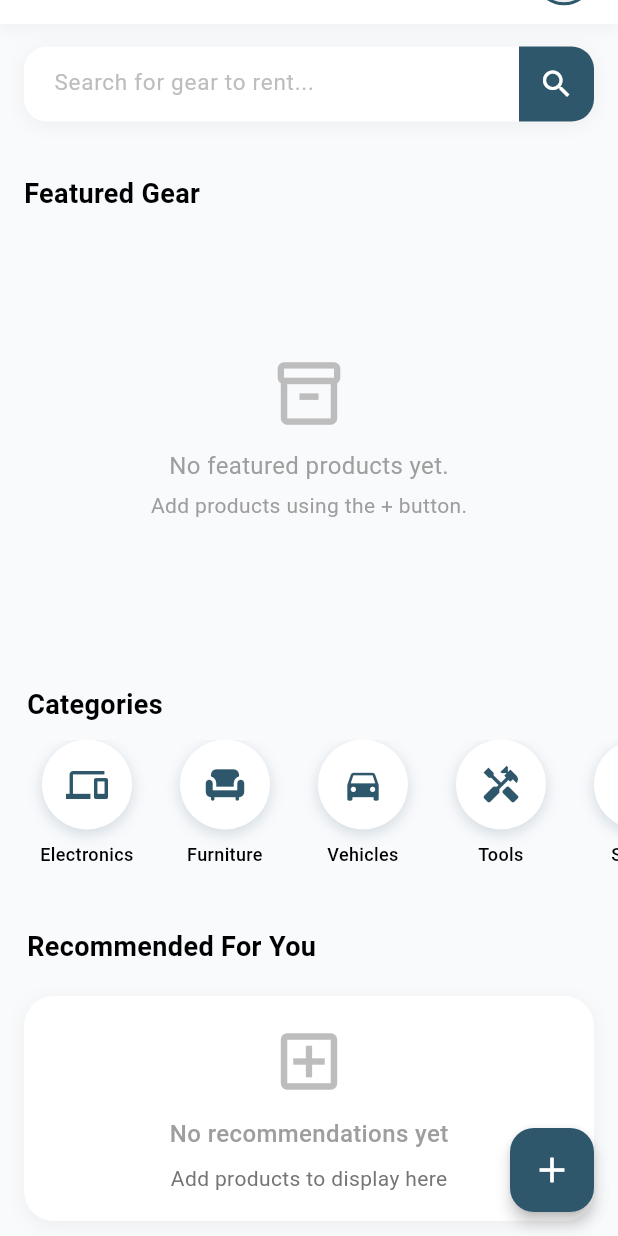
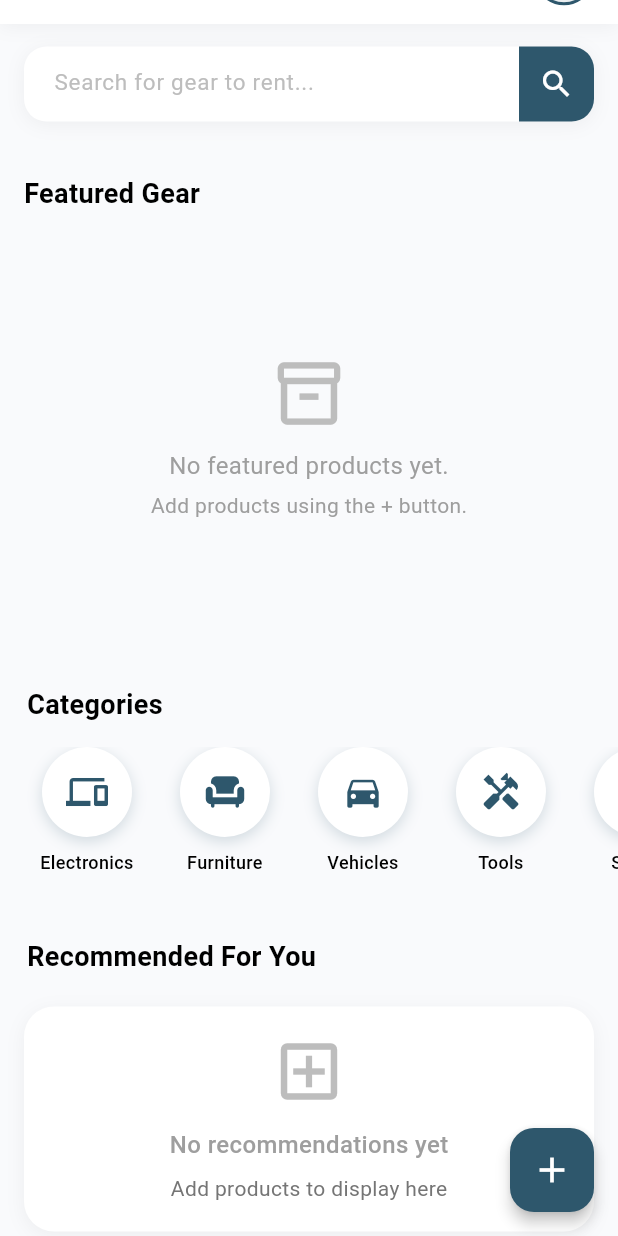
Before and after one commit to RushirajRavalji/GearCare, a Flutter app: the Home screen opened directly, scrolled down 49 dp, on a phone screen of 412 x 824 dp. Run offline on Flutter 3.47's test engine with Material 3 defaults, Android fonts, the phone set to English and light mode, and no system bars; our stand-ins replace cloud_firestore, firebase_auth, firebase_core, firebase_storage, geocoding, geolocator and 3 more; accounts and stored records are empty.

Commit message:
fixed some minor ui bugs

```diff
--- /dev/null
+++ b/devtools_options.yaml
@@ -0,0 +1,3 @@
+description: This file stores settings for Dart & Flutter DevTools.
+documentation: https://docs.flutter.dev/tools/devtools/extensions#configure-extension-enablement-states
+extensions:
--- a/lib/pages/home.dart
+++ b/lib/pages/home.dart
@@ -232,7 +232,7 @@
               _buildScrollableContainer(screenWidth, primaryBlue),
               const SizedBox(height: 25),
               _buildCategoryHeading(screenWidth),
-              const SizedBox(height: 10),
+              const SizedBox(height: 15),
               _buildCircleCategories(screenWidth, primaryBlue),
               const SizedBox(height: 25),
               _buildRecommendedHeading(screenWidth),
@@ -829,7 +829,7 @@
 
   Widget _buildCircleCategories(double screenWidth, Color primaryColor) {
     return SizedBox(
-      height: 100,
+      height: 102,
       child: ListView.builder(
         scrollDirection: Axis.horizontal,
         padding: const EdgeInsets.symmetric(horizontal: 12),
```
